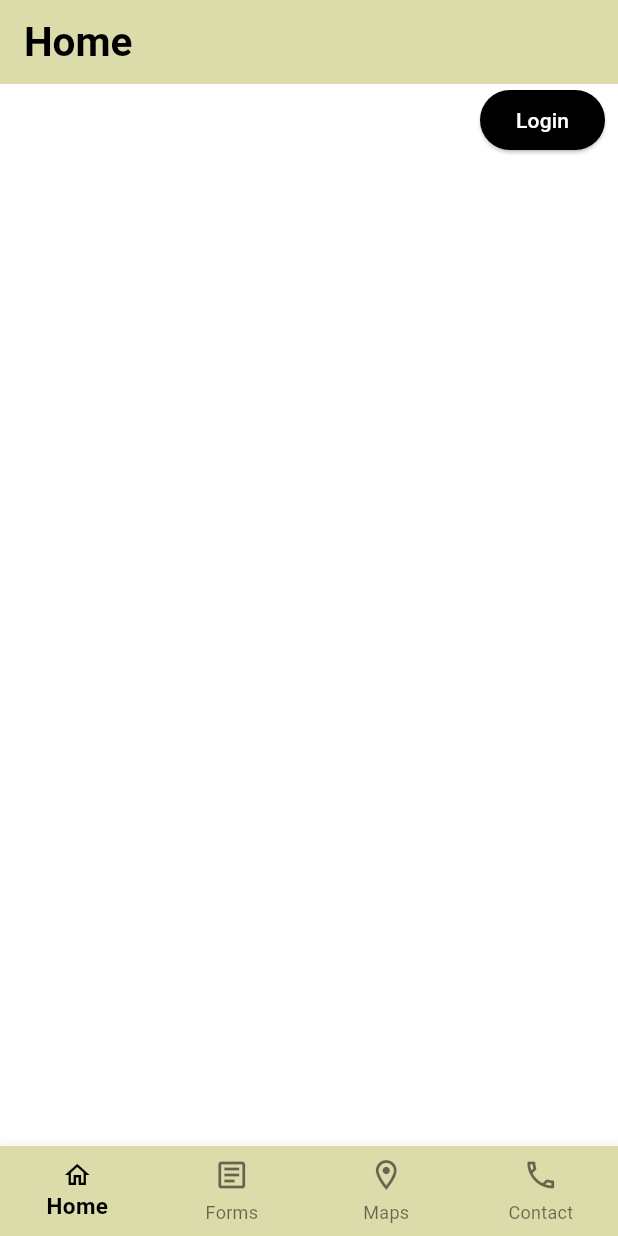
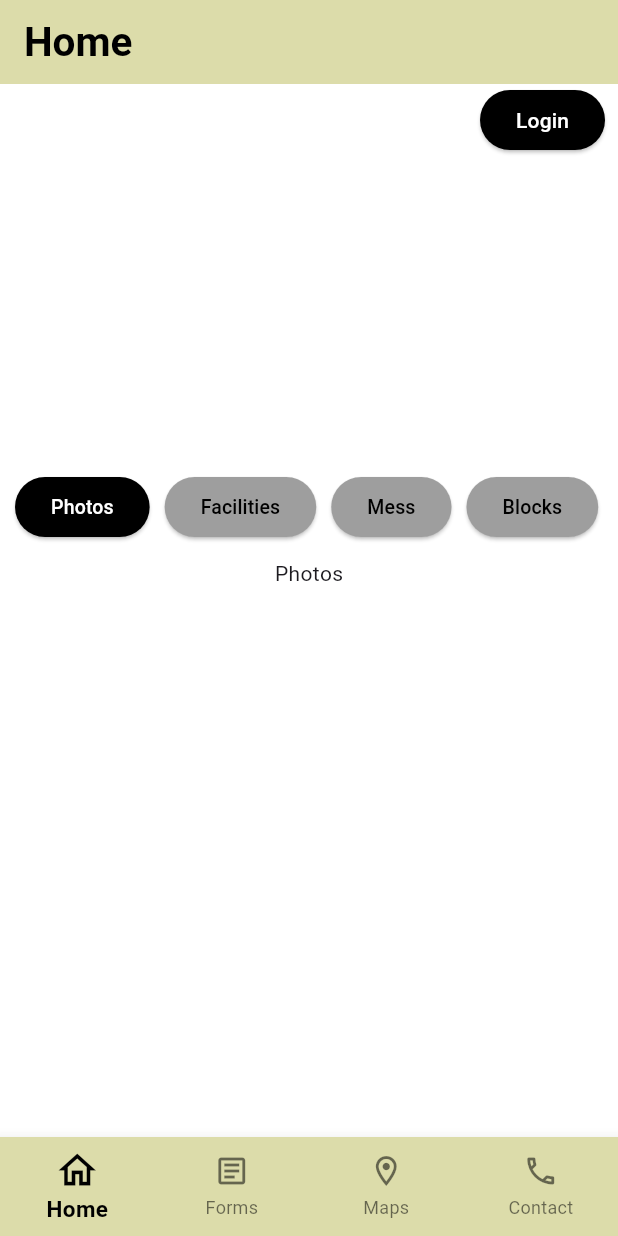
Before and after one commit to anisha-n12/hostel_app, a Flutter app: the screen it shows after launch, on a phone screen of 412 x 824 dp. Run offline on Flutter 3.47's test engine with Material 3 defaults, Android fonts, the phone set to English and light mode, and no system bars; our stand-ins replace marquee.

```diff
--- /dev/null
+++ b/lib/pages/homeinfo.dart
@@ -0,0 +1,160 @@
+import 'package:flutter/material.dart';
+
+class HomeInfo extends StatefulWidget {
+  const HomeInfo({super.key});
+
+  @override
+  State<HomeInfo> createState() => _HomeInfoState();
+}
+
+class _HomeInfoState extends State<HomeInfo> {
+  final List<Widget> _tabs = <Widget>[
+    PhotoGallery(),
+    Facilities(),
+    MessInfo(),
+    BlocksInfo()
+  ];
+  int _currentIndex = 0;
+  @override
+  Widget build(BuildContext context) {
+    return Container(
+      // padding: const EdgeInsets.all(10),
+      child: Column(
+        mainAxisAlignment: MainAxisAlignment.spaceEvenly,
+        children: [
+          const SizedBox(
+            height: 200,
+          ),
+          Container(
+              child: Column(
+                children: [
+                  Row(
+                              children: [
+                  ButtonBar(
+                    buttonPadding: const EdgeInsets.all(10),
+                    alignment: MainAxisAlignment.center,
+                    mainAxisSize: MainAxisSize.min,
+                    children: [
+                      ElevatedButton(
+                        onPressed: () {
+                          setState(() {
+                            _currentIndex = 0;
+                          });
+                        },
+                        style: ElevatedButton.styleFrom(
+                            backgroundColor:
+                                _currentIndex == 0 ? Colors.black : Colors.grey,
+                            foregroundColor:
+                                _currentIndex == 0 ? Colors.white : Colors.black),
+                        child: const Text("Photos", style: TextStyle(fontSize: 13),),
+                      ),
+                      ElevatedButton(
+                        onPressed: () {
+                          setState(() {
+                            _currentIndex = 1;
+                          });
+                        },
+                        style: ElevatedButton.styleFrom(
+                            backgroundColor:
+                                _currentIndex == 1 ? Colors.black : Colors.grey,
+                            foregroundColor:
+                                _currentIndex == 1 ? Colors.white : Colors.black),
+                        child: const Text("Facilities", style: TextStyle(fontSize: 13),),
+                      ),
+                      ElevatedButton(
+                        onPressed: () {
+                          setState(() {
+                            _currentIndex = 2;
+                          });
+                        },
+                        style: ElevatedButton.styleFrom(
+                            backgroundColor:
+                                _currentIndex == 2 ? Colors.black : Colors.grey,
+                            foregroundColor:
+                                _currentIndex == 2 ? Colors.white : Colors.black),
+                        child: const Text("Mess", style: TextStyle(fontSize: 13),),
+                      ),
+                      ElevatedButton(
+                        onPressed: () {
+                          setState(() {
+                            _currentIndex = 3;
+                          });
+                        },
+                        style: ElevatedButton.styleFrom(
+                            backgroundColor:
+                                _currentIndex == 3 ? Colors.black : Colors.grey,
+                            foregroundColor:
+                                _currentIndex == 3 ? Colors.white : Colors.black),
+                        child: const Text("Blocks", style: TextStyle(fontSize: 13),),
+                      ),
+                    ],
+                  ),
+
+                              ],
+                            ),
+                  Center(
+                child: _tabs[_currentIndex],
+              )
+                ],
+              )),
+        ],
+      ),
+    );
+  }
+}
+
+class PhotoGallery extends StatefulWidget {
+  const PhotoGallery({super.key});
+
+  @override
+  State<PhotoGallery> createState() => _PhotoGalleryState();
+}
+
+class _PhotoGalleryState extends State<PhotoGallery> {
+  @override
+  Widget build(BuildContext context) {
+    return const Center(child: Text("Photos"));
+  }
+}
+
+class Facilities extends StatefulWidget {
+  const Facilities({super.key});
+
+  @override
+  State<Facilities> createState() => _FacilitiesState();
+}
+
+class _FacilitiesState extends State<Facilities> {
+  @override
+  Widget build(BuildContext context) {
+    return const Center(child: Text("Facilities"));
+  }
+}
+
+class MessInfo extends StatefulWidget {
+  const MessInfo({super.key});
+
+  @override
+  State<MessInfo> createState() => _MessInfoState();
+}
+
+class _MessInfoState extends State<MessInfo> {
+  @override
+  Widget build(BuildContext context) {
+    return const Center(child: Text("Mess"));
+  }
+}
+
+class BlocksInfo extends StatefulWidget {
+  const BlocksInfo({super.key});
+
+  @override
+  State<BlocksInfo> createState() => _BlocksInfoState();
+}
+
+class _BlocksInfoState extends State<BlocksInfo> {
+  @override
+  Widget build(BuildContext context) {
+    return const Center(child: Text("Blocks"));
+  }
+}
--- a/lib/pages/homepage.dart
+++ b/lib/pages/homepage.dart
@@ -1,4 +1,5 @@
 import 'package:flutter/material.dart';
+import 'package:hostel_app/pages/homeinfo.dart';
 import 'package:marquee/marquee.dart';
 
 class HomePage extends StatefulWidget {
@@ -9,13 +10,21 @@ class HomePage extends StatefulWidget {
 }
 
 class _HomePageState extends State<HomePage> {
-  int _selectedIndex=0;
+  int _selectedIndex = 0;
+
+  final List<Widget> _pages = <Widget>[
+    HomeInfo(),
+    FormsPage(),
+    MapsPage(),
+    ContactPage()
+  ];
 
   void _onItemTapped(int index) {
-  setState(() {
-    _selectedIndex = index;
-  });
-}
+    setState(() {
+      _selectedIndex = index;
+    });
+  }
+
   @override
   Widget build(BuildContext context) {
     return Scaffold(
@@ -38,7 +47,9 @@ class _HomePageState extends State<HomePage> {
           children: [
             Row(
               children: [
-                const SizedBox(width: 320,),
+                const SizedBox(
+                  width: 320,
+                ),
                 ElevatedButton(
                   onPressed: () {},
                   style: ElevatedButton.styleFrom(
@@ -49,13 +60,15 @@ class _HomePageState extends State<HomePage> {
                 ),
               ],
             ),
-
+            Center(
+              child: _pages.elementAt(_selectedIndex), //New
+            ),
           ],
         ),
       ),
       bottomNavigationBar: BottomNavigationBar(
         selectedFontSize: 15,
-        selectedIconTheme: const IconThemeData(color: Colors.black, size: 20),
+        selectedIconTheme: const IconThemeData(color: Colors.black, size: 30),
         selectedItemColor: Colors.black,
         selectedLabelStyle: const TextStyle(fontWeight: FontWeight.bold),
         currentIndex: _selectedIndex, //New
@@ -80,8 +93,56 @@ class _HomePageState extends State<HomePage> {
             label: 'Contact',
           ),
         ],
-  ),
+      ),
     );
-
   }
 }
+
+
+class FormsPage extends StatefulWidget {
+  const FormsPage({super.key});
+
+  @override
+  State<FormsPage> createState() => _FormsPageState();
+}
+
+class _FormsPageState extends State<FormsPage> {
+  @override
+  Widget build(BuildContext context) {
+    return const Center(
+      child: Text("FormsPage"),
+    );
+  }
+}
+
+class MapsPage extends StatefulWidget {
+  const MapsPage({super.key});
+
+  @override
+  State<MapsPage> createState() => _MapsPageState();
+}
+
+class _MapsPageState extends State<MapsPage> {
+  @override
+  Widget build(BuildContext context) {
+    return const Center(
+      child: Text("MapsPage"),
+    );
+  }
+}
+
+class ContactPage extends StatefulWidget {
+  const ContactPage({super.key});
+
+  @override
+  State<ContactPage> createState() => _ContactPageState();
+}
+
+class _ContactPageState extends State<ContactPage> {
+  @override
+  Widget build(BuildContext context) {
+    return const Center(
+      child: Text("ContactPage"),
+    );
+  }
+}
--- a/pubspec.yaml
+++ b/pubspec.yaml
@@ -40,6 +40,7 @@ dependencies:
 dev_dependencies:
   flutter_test:
     sdk: flutter
+  buttons_tabbar: ^1.3.7+1
 
   # The "flutter_lints" package below contains a set of recommended lints to
   # encourage good coding practices. The lint set provided by the package is
```
Also changed, not shown: pubspec.lock.
